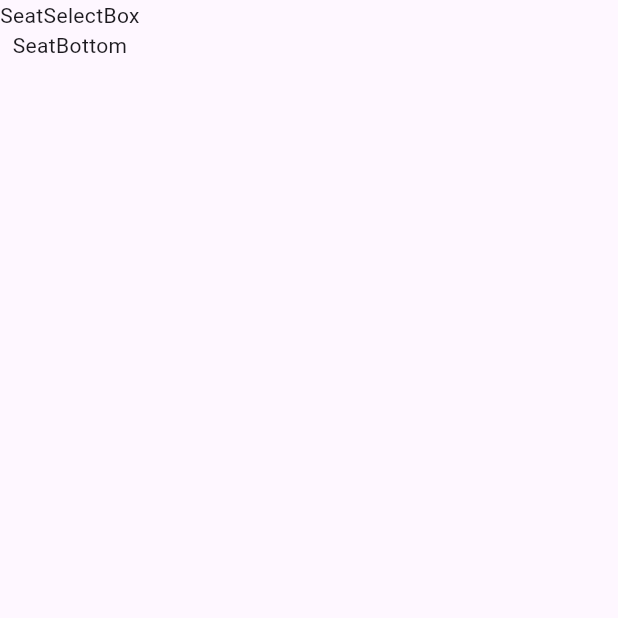
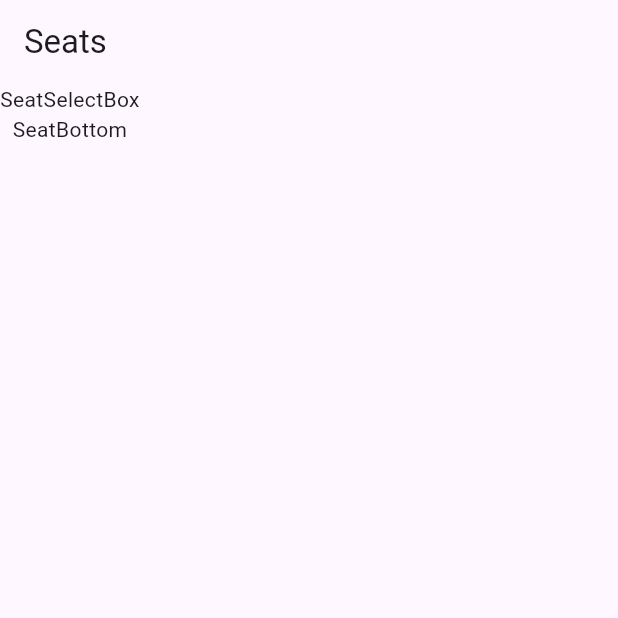
Before and after one commit to seoyeon-haru/flutter_seat_app, a Flutter app: the screen it shows after launch, on a phone screen of 412 x 824 dp, the top half of it. Run offline on Flutter 3.47's test engine with Material 3 defaults, Android fonts, the phone set to English and light mode, and no system bars.

Commit message:
Add AppBar

```diff
--- a/lib/main.dart
+++ b/lib/main.dart
@@ -21,6 +21,9 @@
   @override
   Widget build(BuildContext context) {
     return Scaffold(
+      appBar: AppBar(
+        title: Text('Seats'),
+      ),
       body: Column(
         children: [
           SeatSelectBox(),
--- a/lib/seat_bottom.dart
+++ b/lib/seat_bottom.dart
@@ -3,7 +3,7 @@ import 'package:flutter/material.dart';
 class SeatBottom extends StatelessWidget {
   @override
   Widget build(BuildContext context) {
-    return Text('SeatBottom');
+  return Text('SeatBottom');
   }
 
 }
```
